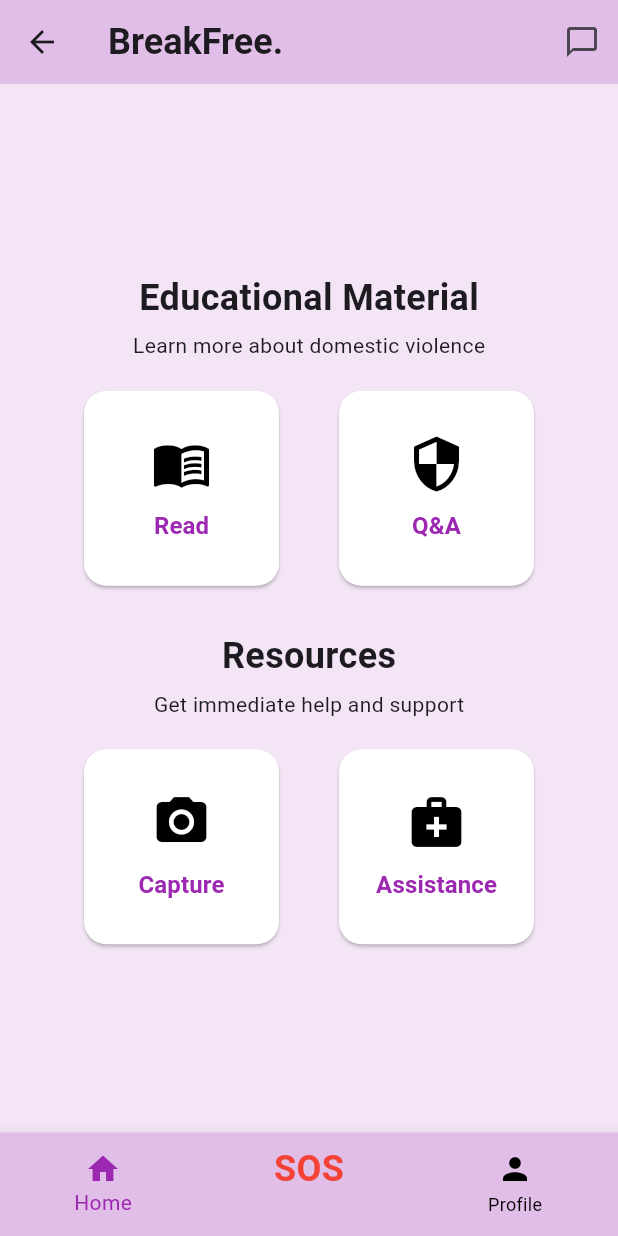
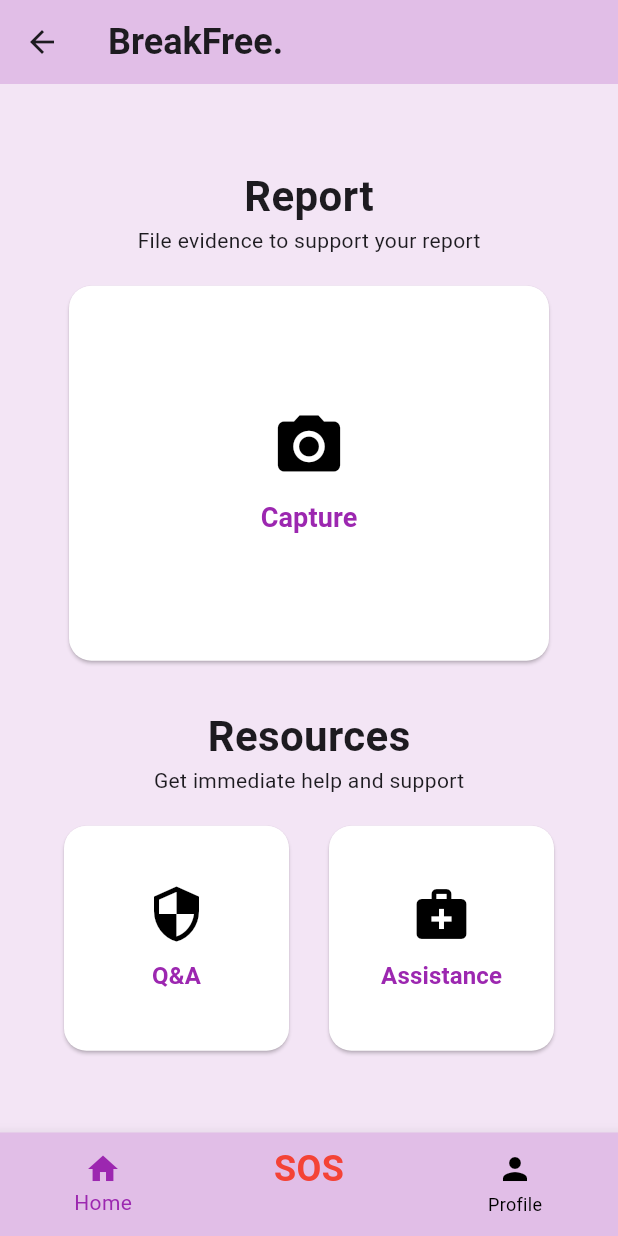
Before and after one commit to husnaezzah/BreakFree, a Flutter app: the HomePage screen opened by its route, on a phone screen of 412 x 824 dp. Run offline on Flutter 3.47's test engine with Material 3 defaults, Android fonts, the phone set to English and light mode, and no system bars; our stand-ins replace image_picker.

Commit message:
Update home_page.dart

```diff
--- a/lib/home_page.dart
+++ b/lib/home_page.dart
@@ -1,5 +1,5 @@
 import 'package:flutter/material.dart';
-import 'qa_page.dart';  // Import the Q&A page
+import 'qa_page.dart'; // Import the Q&A page
 
 class HomePage extends StatelessWidget {
   @override
@@ -12,18 +12,6 @@ class HomePage extends StatelessWidget {
           'BreakFree.',
           style: TextStyle(fontSize: 24, fontWeight: FontWeight.bold),
         ),
-        actions: [
-          IconButton(
-            icon: Icon(Icons.chat_bubble_outline),
-            onPressed: () {
-              // Navigate to Q&A Page
-              Navigator.push(
-                context,
-                MaterialPageRoute(builder: (context) => QAPage()),
-              );
-            },
-          ),
-        ],
       ),
       body: Center(
         child: Padding(
@@ -31,33 +19,77 @@ class HomePage extends StatelessWidget {
           child: Column(
             mainAxisAlignment: MainAxisAlignment.center,
             children: [
+              // Report Section
               Text(
-                'Educational Material',
-                style: TextStyle(fontSize: 24, fontWeight: FontWeight.bold),
+                'Report',
+                style: TextStyle(fontSize: 28, fontWeight: FontWeight.bold),
               ),
-              SizedBox(height: 5),
-              Text('Learn more about domestic violence'),
+              Text('File evidence to support your report'),
               SizedBox(height: 20),
+
+              // Larger Capture Button
+              Container(
+                width: 320, // Increased width
+                height: 250, // Increased height
+                child: ElevatedButton(
+                  onPressed: () {
+                    Navigator.pushNamed(context, '/capture');
+                  },
+                  style: ElevatedButton.styleFrom(
+                    foregroundColor: Colors.purple,
+                    backgroundColor: Colors.white,
+                    shape: RoundedRectangleBorder(
+                      borderRadius: BorderRadius.circular(15),
+                    ),
+                    padding: EdgeInsets.all(10),
+                  ),
+                  child: Column(
+                    mainAxisAlignment: MainAxisAlignment.center,
+                    children: [
+                      Icon(
+                        Icons.camera_alt,
+                        size: 50, // Larger icon
+                        color: Colors.black,
+                      ),
+                      SizedBox(height: 10),
+                      Text(
+                        'Capture',
+                        style: TextStyle(
+                          fontSize: 18, // Larger text
+                          color: Colors.purple,
+                          fontWeight: FontWeight.bold,
+                        ),
+                      ),
+                    ],
+                  ),
+                ),
+              ),
+              SizedBox(height: 30),
+
+              // Resources Section
+              Text(
+                'Resources',
+                style: TextStyle(fontSize: 28, fontWeight: FontWeight.bold),
+              ),
+              Text('Get immediate help and support'),
+              SizedBox(height: 20),
+
+              // Row for Q&A and Assistance Buttons
               Row(
                 mainAxisAlignment: MainAxisAlignment.spaceEvenly,
                 children: [
-                  _buildOptionButton(context, Icons.menu_book, 'Read', '/read'),
-                  _buildOptionButton(context, Icons.security, 'Q&A', '/qa'), // Navigates to Q&A page
-                ],
-              ),
-              SizedBox(height: 30),
-              Text(
-                'Resources',
-                style: TextStyle(fontSize: 24, fontWeight: FontWeight.bold),
-              ),
-              SizedBox(height: 5),
-              Text('Get immediate help and support'),
-              SizedBox(height: 20),
-              Row(
-                mainAxisAlignment: MainAxisAlignment.spaceEvenly,
-                children: [
-                  _buildOptionButton(context, Icons.camera_alt, 'Capture', '/capture'),
-                  _buildOptionButton(context, Icons.medical_services, 'Assistance', '/assistance'),
+                  _buildOptionButton(
+                    context,
+                    Icons.security,
+                    'Q&A',
+                    '/qa',
+                  ),
+                  _buildOptionButton(
+                    context,
+                    Icons.medical_services,
+                    'Assistance',
+                    '/assistance',
+                  ),
                 ],
               ),
             ],
@@ -102,14 +134,14 @@ class HomePage extends StatelessWidget {
 
   Widget _buildOptionButton(BuildContext context, IconData icon, String label, String route) {
     return Container(
-      width: 130,
-      height: 130,
+      width: 150, // Standard width
+      height: 150, // Standard height
       child: ElevatedButton(
         onPressed: () {
           if (route == '/qa') {
-            Navigator.push(context, MaterialPageRoute(builder: (context) => QAPage()));  // Navigate to Q&A page
+            Navigator.push(context, MaterialPageRoute(builder: (context) => QAPage())); // Navigate to Q&A page
           } else {
-            Navigator.pushNamed(context, route);  // Navigate to other pages
+            Navigator.pushNamed(context, route); // Navigate to other pages
           }
         },
         style: ElevatedButton.styleFrom(
```
